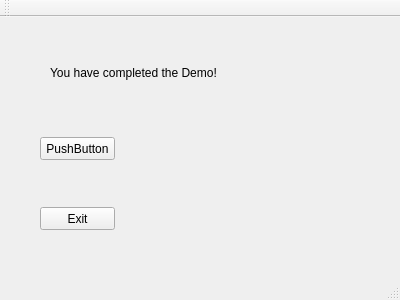
First picture: the form in mainwindow.ui, repository mronfire/Project-1---Warehouse-Manager, before the edit.
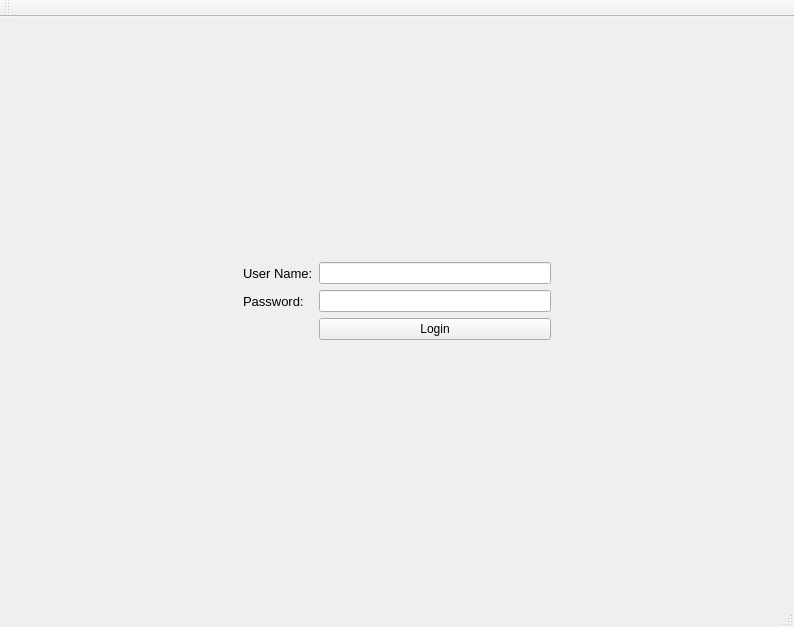
Second picture: the form after the edit.

```diff
--- a/mainwindow.ui
+++ b/mainwindow.ui
@@ -6,53 +6,147 @@
    <rect>
     <x>0</x>
     <y>0</y>
-    <width>400</width>
-    <height>300</height>
+    <width>794</width>
+    <height>627</height>
    </rect>
   </property>
   <property name="windowTitle">
    <string>MainWindow</string>
   </property>
+  <property name="styleSheet">
+   <string notr="true"/>
+  </property>
+  <property name="loginIcon" stdset="0">
+   <pixmap resource="myresources.qrc">:/MyImages/img/customerlogin.PNG</pixmap>
+  </property>
   <widget class="QWidget" name="centralWidget">
-   <widget class="QLabel" name="label">
-    <property name="geometry">
-     <rect>
-      <x>50</x>
-      <y>40</y>
-      <width>281</width>
-      <height>31</height>
-     </rect>
-    </property>
-    <property name="text">
-     <string>You have completed the Demo!</string>
-    </property>
-   </widget>
-   <widget class="QPushButton" name="pushButton">
-    <property name="geometry">
-     <rect>
-      <x>40</x>
-      <y>120</y>
-      <width>75</width>
-      <height>23</height>
-     </rect>
-    </property>
-    <property name="text">
-     <string>PushButton</string>
-    </property>
-   </widget>
-   <widget class="QPushButton" name="pushButton_2">
-    <property name="geometry">
-     <rect>
-      <x>40</x>
-      <y>190</y>
-      <width>75</width>
-      <height>23</height>
-     </rect>
-    </property>
-    <property name="text">
-     <string>Exit</string>
-    </property>
-   </widget>
+   <layout class="QGridLayout" name="gridLayout_2">
+    <item row="0" column="0">
+     <layout class="QGridLayout" name="gridLayout">
+      <item row="4" column="3">
+       <spacer name="verticalSpacer">
+        <property name="orientation">
+         <enum>Qt::Vertical</enum>
+        </property>
+        <property name="sizeHint" stdset="0">
+         <size>
+          <width>20</width>
+          <height>40</height>
+         </size>
+        </property>
+       </spacer>
+      </item>
+      <item row="2" column="1">
+       <widget class="QLabel" name="passwordlabel">
+        <property name="font">
+         <font>
+          <family>Arial</family>
+          <pointsize>10</pointsize>
+         </font>
+        </property>
+        <property name="text">
+         <string>Password:</string>
+        </property>
+       </widget>
+      </item>
+      <item row="3" column="3">
+       <widget class="QPushButton" name="loginButton">
+        <property name="text">
+         <string>Login</string>
+        </property>
+        <property name="iconSize">
+         <size>
+          <width>16</width>
+          <height>16</height>
+         </size>
+        </property>
+       </widget>
+      </item>
+      <item row="0" column="3">
+       <spacer name="verticalSpacer_2">
+        <property name="orientation">
+         <enum>Qt::Vertical</enum>
+        </property>
+        <property name="sizeHint" stdset="0">
+         <size>
+          <width>20</width>
+          <height>40</height>
+         </size>
+        </property>
+       </spacer>
+      </item>
+      <item row="2" column="3">
+       <widget class="QLineEdit" name="Editpassword">
+        <property name="echoMode">
+         <enum>QLineEdit::Password</enum>
+        </property>
+       </widget>
+      </item>
+      <item row="2" column="0">
+       <spacer name="horizontalSpacer">
+        <property name="orientation">
+         <enum>Qt::Horizontal</enum>
+        </property>
+        <property name="sizeHint" stdset="0">
+         <size>
+          <width>138</width>
+          <height>20</height>
+         </size>
+        </property>
+       </spacer>
+      </item>
+      <item row="1" column="3">
+       <widget class="QLineEdit" name="Edituser">
+        <property name="autoFillBackground">
+         <bool>false</bool>
+        </property>
+        <property name="styleSheet">
+         <string notr="true"/>
+        </property>
+       </widget>
+      </item>
+      <item row="2" column="4">
+       <spacer name="horizontalSpacer_2">
+        <property name="orientation">
+         <enum>Qt::Horizontal</enum>
+        </property>
+        <property name="sizeHint" stdset="0">
+         <size>
+          <width>40</width>
+          <height>20</height>
+         </size>
+        </property>
+       </spacer>
+      </item>
+      <item row="1" column="1">
+       <widget class="QLabel" name="userlabel">
+        <property name="font">
+         <font>
+          <family>Arial</family>
+          <pointsize>10</pointsize>
+         </font>
+        </property>
+        <property name="text">
+         <string>User Name:</string>
+        </property>
+       </widget>
+      </item>
+     </layout>
+    </item>
+    <item row="1" column="0">
+     <widget class="QLabel" name="label_pic">
+      <property name="styleSheet">
+       <string notr="true"/>
+      </property>
+      <property name="text">
+       <string/>
+      </property>
+      <property name="scaledContents">
+       <bool>true</bool>
+      </property>
+     </widget>
+    </item>
+   </layout>
   </widget>
   <widget class="QMenuBar" name="menuBar">
    <property name="geometry">
```
Left out of the diff: 6 changed lines with no effect on the pictures.
